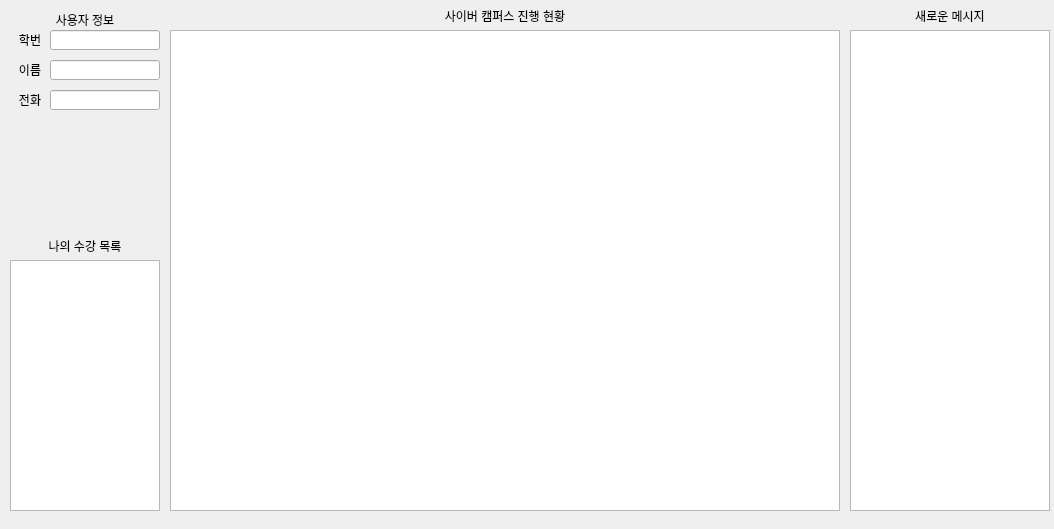
This is src/main.ui in kim-do-hyeon/jj_cyber_campus_management as Qt 5 draws it before an edit. The edited form follows.
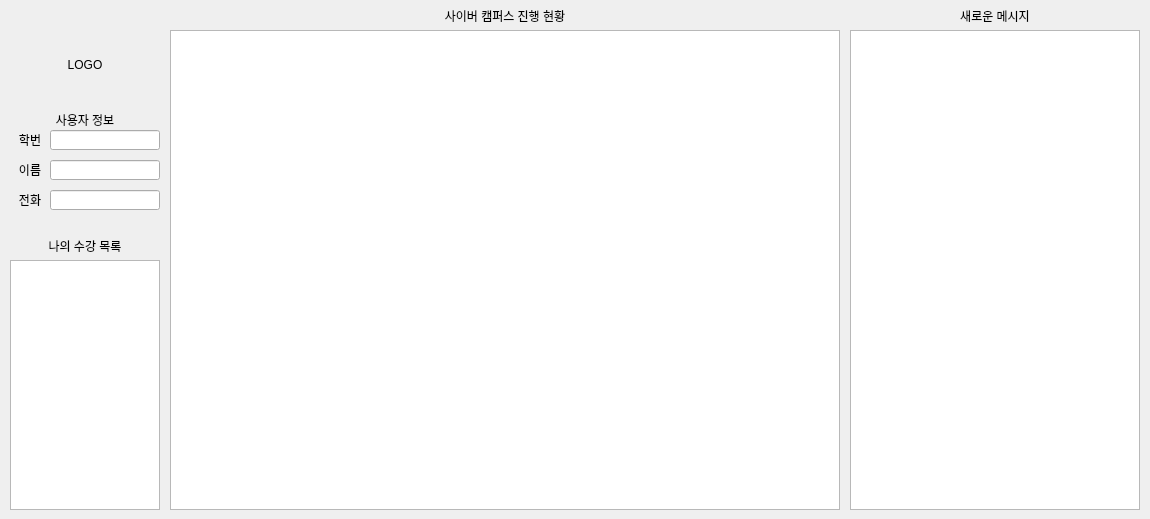
This is the edited form.

What changed in the file:
```diff
--- a/src/main.ui
+++ b/src/main.ui
@@ -6,10 +6,22 @@
    <rect>
     <x>0</x>
     <y>0</y>
-    <width>1054</width>
-    <height>529</height>
+    <width>1150</width>
+    <height>519</height>
    </rect>
   </property>
+  <property name="minimumSize">
+   <size>
+    <width>1150</width>
+    <height>519</height>
+   </size>
+  </property>
+  <property name="maximumSize">
+   <size>
+    <width>1150</width>
+    <height>519</height>
+   </size>
+  </property>
   <property name="windowTitle">
    <string>Cyber Campus Manage Tool</string>
   </property>
@@ -20,7 +32,7 @@
       <x>10</x>
       <y>260</y>
       <width>150</width>
-      <height>251</height>
+      <height>250</height>
      </rect>
     </property>
    </widget>
@@ -29,8 +41,8 @@
      <rect>
       <x>850</x>
       <y>30</y>
-      <width>200</width>
-      <height>481</height>
+      <width>290</width>
+      <height>480</height>
      </rect>
     </property>
    </widget>
@@ -39,7 +51,7 @@
      <rect>
       <x>850</x>
       <y>10</y>
-      <width>200</width>
+      <width>290</width>
       <height>12</height>
      </rect>
     </property>
@@ -72,7 +84,7 @@
       <x>170</x>
       <y>30</y>
       <width>670</width>
-      <height>481</height>
+      <height>480</height>
      </rect>
     </property>
    </widget>
@@ -96,7 +108,7 @@
     <property name="geometry">
      <rect>
       <x>10</x>
-      <y>30</y>
+      <y>130</y>
       <width>40</width>
       <height>20</height>
      </rect>
@@ -112,7 +124,7 @@
     <property name="geometry">
      <rect>
       <x>10</x>
-      <y>60</y>
+      <y>160</y>
       <width>40</width>
       <height>20</height>
      </rect>
@@ -128,7 +140,7 @@
     <property name="geometry">
      <rect>
       <x>10</x>
-      <y>90</y>
+      <y>190</y>
       <width>40</width>
       <height>20</height>
      </rect>
@@ -144,7 +156,7 @@
     <property name="geometry">
      <rect>
       <x>50</x>
-      <y>30</y>
+      <y>130</y>
       <width>110</width>
       <height>20</height>
      </rect>
@@ -157,7 +169,7 @@
     <property name="geometry">
      <rect>
       <x>50</x>
-      <y>60</y>
+      <y>160</y>
       <width>110</width>
       <height>20</height>
      </rect>
@@ -170,7 +182,7 @@
     <property name="geometry">
      <rect>
       <x>50</x>
-      <y>90</y>
+      <y>190</y>
       <width>110</width>
       <height>20</height>
      </rect>
@@ -183,7 +195,7 @@
     <property name="geometry">
      <rect>
       <x>10</x>
-      <y>10</y>
+      <y>110</y>
       <width>150</width>
       <height>20</height>
      </rect>
@@ -195,6 +207,22 @@
      <set>Qt::AlignCenter</set>
     </property>
    </widget>
+   <widget class="QLabel" name="logo_label">
+    <property name="geometry">
+     <rect>
+      <x>10</x>
+      <y>30</y>
+      <width>150</width>
+      <height>70</height>
+     </rect>
+    </property>
+    <property name="text">
+     <string>LOGO</string>
+    </property>
+    <property name="alignment">
+     <set>Qt::AlignCenter</set>
+    </property>
+   </widget>
   </widget>
  </widget>
  <resources/>
```
